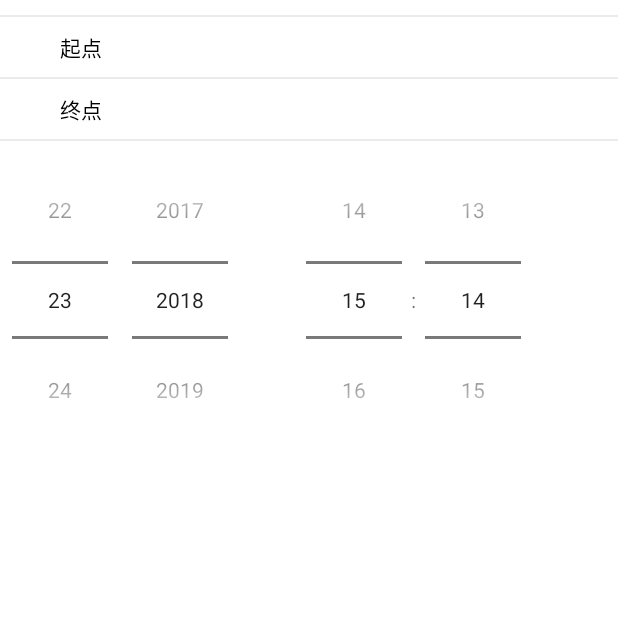
After one commit to noobfresh/projectGraduation, an Android app: the RoutePlanActivity screen opened directly, with no data from a screen before it, on a phone screen of 412 x 824 dp, the top half of it. The commit adds this screen. Run offline under Robolectric (Android 15) with nearby library versions, the phone set to English and light mode, and no system bars; our stand-ins replace data binding; libraries missing offline, so code that uses them is left out: com.amap.api.

Commit message:
add route

```diff
--- a/AvgTravelTimeAndroid/app/src/main/java/com/cqu/graduation/pyf/graduationprojectavgtraveltime/model/Constants.java
+++ b/AvgTravelTimeAndroid/app/src/main/java/com/cqu/graduation/pyf/graduationprojectavgtraveltime/model/Constants.java
@@ -9,4 +9,5 @@ public class Constants {
     public static String DEFAULT_CITY = "023";
     public static final String EXTRA_TIP = "ExtraTip";
     public static final String KEY_WORDS_NAME = "KeyWord";
+    public static final String ROUTE_EXTRA_TIP = "RouteExtraTip";
 }
--- /dev/null
+++ b/AvgTravelTimeAndroid/app/src/main/java/com/cqu/graduation/pyf/graduationprojectavgtraveltime/view/RoutePlanActivity.java
@@ -0,0 +1,83 @@
+package com.cqu.graduation.pyf.graduationprojectavgtraveltime.view;
+
+import android.content.Intent;
+import android.support.v7.app.AppCompatActivity;
+import android.os.Bundle;
+import android.view.View;
+import android.view.ViewGroup;
+import android.widget.DatePicker;
+import android.widget.TextView;
+import android.widget.TimePicker;
+
+import com.amap.api.services.help.Tip;
+import com.cqu.graduation.pyf.graduationprojectavgtraveltime.R;
+import com.cqu.graduation.pyf.graduationprojectavgtraveltime.model.Constants;
+
+public class RoutePlanActivity extends AppCompatActivity implements View.OnClickListener{
+
+    private static final int REQUEST_CODE = 1;
+    private static final String REQUEST_PARAM_START = "startPosition";
+    private static final String REQUEST_PARAM_END = "endPosition";
+
+    public static final int RESULT_CODE_START = 11;
+    public static final int RESULT_CODE_END = 22;
+
+
+    private TextView startStation;
+    private TextView endStation;
+    private TimePicker timePicker;
+    private DatePicker datePicker;
+
+    private Tip startTip;
+    private Tip endTip;
+
+    @Override
+    protected void onCreate(Bundle savedInstanceState) {
+        super.onCreate(savedInstanceState);
+        setContentView(R.layout.activity_route_plan);
+
+        startStation = findViewById(R.id.startPosition);
+        endStation = findViewById(R.id.endPosition);
+
+        startStation.setOnClickListener(this);
+        endStation.setOnClickListener(this);
+
+        timePicker = findViewById(R.id.timepicker);
+        timePicker.setIs24HourView(true);
+        datePicker = findViewById(R.id.datepicker);
+        //设置年份为隐藏
+        ((ViewGroup) ((ViewGroup)(datePicker.getChildAt(0)))
+                .getChildAt(0)).getChildAt(0).setVisibility(View.GONE);
+    }
+
+
+    @Override
+    public void onClick(View view) {
+        switch (view.getId()){
+            case R.id.startPosition:
+                Intent intent1 = new Intent(this, InputTipsActivity.class);
+                intent1.putExtra("position", REQUEST_PARAM_START);
+                startActivityForResult(intent1, REQUEST_CODE);
+                break;
+            case R.id.endPosition:
+                Intent intent2 = new Intent(this, InputTipsActivity.class);
+                intent2.putExtra("position", REQUEST_PARAM_END);
+                startActivityForResult(intent2, REQUEST_CODE);
+                break;
+            default:
+                break;
+        }
+    }
+
+    @Override
+    protected void onActivityResult(int requestCode, int resultCode, Intent data) {
+        super.onActivityResult(requestCode, resultCode, data);
+        if(resultCode == RESULT_CODE_START && data != null){
+            startTip = data.getParcelableExtra(Constants.ROUTE_EXTRA_TIP);
+            startStation.setText("起点：        " + startTip.getName());
+        } else if (resultCode == RESULT_CODE_END && data != null) {
+            endTip = data.getParcelableExtra(Constants.ROUTE_EXTRA_TIP);
+            endStation.setText("终点：        " + endTip.getName());
+        }
+    }
+}
--- /dev/null
+++ b/AvgTravelTimeAndroid/app/src/main/res/drawable/corner_btn.xml
@@ -0,0 +1,5 @@
+<?xml version="1.0" encoding="utf-8"?>
+<shape xmlns:android="http://schemas.android.com/apk/res/android">
+    <corners android:radius="10dp"/>
+    <solid android:color="#365dbf"/>
+</shape>
--- /dev/null
+++ b/AvgTravelTimeAndroid/app/src/main/res/layout/activity_route_plan.xml
@@ -0,0 +1,78 @@
+<?xml version="1.0" encoding="utf-8"?>
+<layout xmlns:android="http://schemas.android.com/apk/res/android"
+    xmlns:app="http://schemas.android.com/apk/res-auto"
+    xmlns:tools="http://schemas.android.com/tools"
+    tools:context="com.cqu.graduation.pyf.graduationprojectavgtraveltime.view.RoutePlanActivity">
+
+    <RelativeLayout
+        android:layout_width="match_parent"
+        android:layout_height="match_parent"
+        android:background="#fff">
+
+        <LinearLayout
+            android:layout_width="match_parent"
+            android:layout_height="wrap_content"
+            android:orientation="vertical"
+            android:id="@+id/linearlayout">
+
+            <View
+                android:layout_marginTop="10dp"
+                android:layout_width="match_parent"
+                android:layout_height="1dp"
+                android:background="@color/grey"/>
+
+            <TextView
+                android:layout_width="match_parent"
+                android:layout_height="40dp"
+                android:text="起点"
+                android:layout_marginLeft="40dp"
+                android:id="@+id/startPosition"
+                android:textColor="#000"
+                android:gravity="center_vertical"
+                android:hint="关键字搜索"
+                />
+
+            <View
+                android:layout_width="match_parent"
+                android:layout_height="1dp"
+                android:background="@color/grey"/>
+
+            <TextView
+                android:layout_width="match_parent"
+                android:layout_height="40dp"
+                android:text="终点"
+                android:id="@+id/endPosition"
+                android:layout_marginLeft="40dp"
+                android:textColor="#000"
+                android:gravity="center_vertical"
+                android:hint="关键字搜索"
+                />
+            <View
+                android:layout_width="match_parent"
+                android:layout_height="1dp"
+                android:background="@color/grey" />
+        </LinearLayout>
+
+        <TimePicker
+            android:layout_width="wrap_content"
+            android:layout_height="wrap_content"
+            android:timePickerMode="spinner"
+            android:id="@+id/timepicker"
+            android:layout_below="@id/linearlayout"
+            android:layout_toRightOf="@id/datepicker"
+            android:layout_marginLeft="20dp">
+
+        </TimePicker>
+
+        <DatePicker
+            android:layout_width="wrap_content"
+            android:layout_height="wrap_content"
+            android:datePickerMode="spinner"
+            android:calendarViewShown="false"
+            android:id="@+id/datepicker"
+            android:layout_below="@id/linearlayout">
+
+        </DatePicker>
+    </RelativeLayout>
+
+</layout>
```
Also changed, not shown: AvgTravelTimeAndroid/app/src/main/AndroidManifest.xml (+4 -4 lines), AvgTravelTimeAndroid/app/src/main/java/com/cqu/graduation/pyf/graduationprojectavgtraveltime/view/InputTipsActivity.java (+20 -4 lines), AvgTravelTimeAndroid/app/src/main/java/com/cqu/graduation/pyf/graduationprojectavgtraveltime/view/MainActivity.java (+13 -0 lines), AvgTravelTimeAndroid/app/src/main/res/layout/activity_main.xml (+10 -0 lines), 1 other file.
